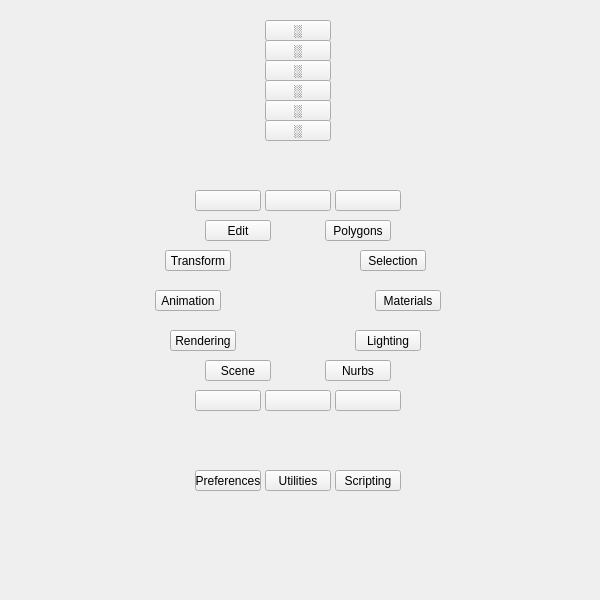
Qt form ui/main.ui (m3trik/Scripts_portable) before a commit.
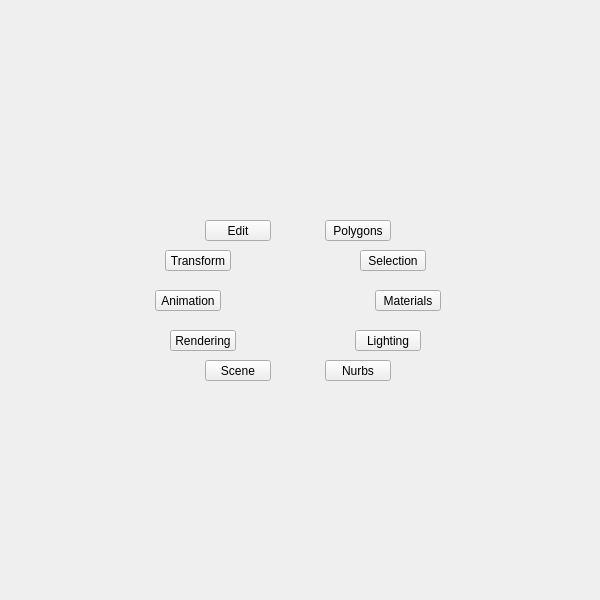
The same form after that commit.

Diff of the .ui file:
```diff
--- a/ui/main.ui
+++ b/ui/main.ui
@@ -59,475 +59,29 @@
      <verstretch>0</verstretch>
     </sizepolicy>
    </property>
+   <widget class="QWidget" name="r002" native="true">
+    <property name="geometry">
+     <rect>
+      <x>155</x>
+      <y>0</y>
+      <width>286</width>
+      <height>211</height>
+     </rect>
+    </property>
+   </widget>
    <widget class="QWidget" name="r001" native="true">
     <property name="geometry">
      <rect>
-      <x>195</x>
+      <x>155</x>
       <y>390</y>
-      <width>206</width>
-      <height>81</height>
+      <width>286</width>
+      <height>211</height>
      </rect>
     </property>
-    <widget class="QPushButton" name="v019">
-     <property name="geometry">
-      <rect>
-       <x>0</x>
-       <y>0</y>
-       <width>66</width>
-       <height>21</height>
-      </rect>
-     </property>
-     <property name="minimumSize">
-      <size>
-       <width>0</width>
-       <height>21</height>
-      </size>
-     </property>
-     <property name="maximumSize">
-      <size>
-       <width>16777215</width>
-       <height>21</height>
-      </size>
-     </property>
-     <property name="toolTip">
-      <string/>
-     </property>
-     <property name="text">
-      <string/>
-     </property>
-    </widget>
-    <widget class="QPushButton" name="v009">
-     <property name="geometry">
-      <rect>
-       <x>140</x>
-       <y>0</y>
-       <width>66</width>
-       <height>21</height>
-      </rect>
-     </property>
-     <property name="minimumSize">
-      <size>
-       <width>0</width>
-       <height>21</height>
-      </size>
-     </property>
-     <property name="maximumSize">
-      <size>
-       <width>16777215</width>
-       <height>21</height>
-      </size>
-     </property>
-     <property name="toolTip">
-      <string/>
-     </property>
-     <property name="text">
-      <string/>
-     </property>
-    </widget>
-    <widget class="QPushButton" name="v005">
-     <property name="geometry">
-      <rect>
-       <x>70</x>
-       <y>0</y>
-       <width>66</width>
-       <height>21</height>
-      </rect>
-     </property>
-     <property name="minimumSize">
-      <size>
-       <width>0</width>
-       <height>21</height>
-      </size>
-     </property>
-     <property name="maximumSize">
-      <size>
-       <width>16777215</width>
-       <height>21</height>
-      </size>
-     </property>
-     <property name="toolTip">
-      <string/>
-     </property>
-     <property name="text">
-      <string/>
-     </property>
-    </widget>
-   </widget>
-   <widget class="QWidget" name="r003" native="true">
-    <property name="geometry">
-     <rect>
-      <x>195</x>
-      <y>0</y>
-      <width>206</width>
-      <height>141</height>
-     </rect>
-    </property>
-    <widget class="QPushButton" name="v024">
-     <property name="geometry">
-      <rect>
-       <x>70</x>
-       <y>120</y>
-       <width>66</width>
-       <height>21</height>
-      </rect>
-     </property>
-     <property name="minimumSize">
-      <size>
-       <width>0</width>
-       <height>21</height>
-      </size>
-     </property>
-     <property name="maximumSize">
-      <size>
-       <width>16777215</width>
-       <height>21</height>
-      </size>
-     </property>
-     <property name="toolTip">
-      <string/>
-     </property>
-     <property name="text">
-      <string>░</string>
-     </property>
-    </widget>
-    <widget class="QPushButton" name="v026">
-     <property name="geometry">
-      <rect>
-       <x>70</x>
-       <y>80</y>
-       <width>66</width>
-       <height>21</height>
-      </rect>
-     </property>
-     <property name="minimumSize">
-      <size>
-       <width>0</width>
-       <height>21</height>
-      </size>
-     </property>
-     <property name="maximumSize">
-      <size>
-       <width>16777215</width>
-       <height>21</height>
-      </size>
-     </property>
-     <property name="toolTip">
-      <string>Recent Command</string>
-     </property>
-     <property name="text">
-      <string>░</string>
-     </property>
-    </widget>
-    <widget class="QPushButton" name="v029">
-     <property name="geometry">
-      <rect>
-       <x>70</x>
-       <y>20</y>
-       <width>66</width>
-       <height>21</height>
-      </rect>
-     </property>
-     <property name="minimumSize">
-      <size>
-       <width>0</width>
-       <height>21</height>
-      </size>
-     </property>
-     <property name="maximumSize">
-      <size>
-       <width>16777215</width>
-       <height>21</height>
-      </size>
-     </property>
-     <property name="toolTip">
-      <string>Recent Command</string>
-     </property>
-     <property name="text">
-      <string>░</string>
-     </property>
-    </widget>
-    <widget class="QPushButton" name="v028">
-     <property name="geometry">
-      <rect>
-       <x>70</x>
-       <y>40</y>
-       <width>66</width>
-       <height>21</height>
-      </rect>
-     </property>
-     <property name="minimumSize">
-      <size>
-       <width>0</width>
-       <height>21</height>
-      </size>
-     </property>
-     <property name="maximumSize">
-      <size>
-       <width>16777215</width>
-       <height>21</height>
-      </size>
-     </property>
-     <property name="toolTip">
-      <string>Recent Command</string>
-     </property>
-     <property name="text">
-      <string>░</string>
-     </property>
-    </widget>
-    <widget class="QPushButton" name="v025">
-     <property name="geometry">
-      <rect>
-       <x>70</x>
-       <y>100</y>
-       <width>66</width>
-       <height>21</height>
-      </rect>
-     </property>
-     <property name="minimumSize">
-      <size>
-       <width>0</width>
-       <height>21</height>
-      </size>
-     </property>
-     <property name="maximumSize">
-      <size>
-       <width>16777215</width>
-       <height>21</height>
-      </size>
-     </property>
-     <property name="toolTip">
-      <string>Recent Command</string>
-     </property>
-     <property name="text">
-      <string>░</string>
-     </property>
-    </widget>
-    <widget class="QPushButton" name="v027">
-     <property name="geometry">
-      <rect>
-       <x>70</x>
-       <y>60</y>
-       <width>66</width>
-       <height>21</height>
-      </rect>
-     </property>
-     <property name="minimumSize">
-      <size>
-       <width>0</width>
-       <height>21</height>
-      </size>
-     </property>
-     <property name="maximumSize">
-      <size>
-       <width>16777215</width>
-       <height>21</height>
-      </size>
-     </property>
-     <property name="toolTip">
-      <string>Recent Command</string>
-     </property>
-     <property name="text">
-      <string>░</string>
-     </property>
-    </widget>
    </widget>
    <widget class="QWidget" name="r000" native="true">
     <property name="geometry">
      <rect>
-      <x>195</x>
-      <y>150</y>
-      <width>206</width>
-      <height>61</height>
-     </rect>
-    </property>
-    <widget class="QPushButton" name="v009_2">
-     <property name="geometry">
-      <rect>
-       <x>140</x>
-       <y>40</y>
-       <width>66</width>
-       <height>21</height>
-      </rect>
-     </property>
-     <property name="minimumSize">
-      <size>
-       <width>0</width>
-       <height>21</height>
-      </size>
-     </property>
-     <property name="maximumSize">
-      <size>
-       <width>16777215</width>
-       <height>21</height>
-      </size>
-     </property>
-     <property name="toolTip">
-      <string/>
-     </property>
-     <property name="text">
-      <string/>
-     </property>
-    </widget>
-    <widget class="QPushButton" name="v019_2">
-     <property name="geometry">
-      <rect>
-       <x>0</x>
-       <y>40</y>
-       <width>66</width>
-       <height>21</height>
-      </rect>
-     </property>
-     <property name="minimumSize">
-      <size>
-       <width>0</width>
-       <height>21</height>
-      </size>
-     </property>
-     <property name="maximumSize">
-      <size>
-       <width>16777215</width>
-       <height>21</height>
-      </size>
-     </property>
-     <property name="toolTip">
-      <string/>
-     </property>
-     <property name="text">
-      <string/>
-     </property>
-    </widget>
-    <widget class="QPushButton" name="v005_2">
-     <property name="geometry">
-      <rect>
-       <x>70</x>
-       <y>40</y>
-       <width>66</width>
-       <height>21</height>
-      </rect>
-     </property>
-     <property name="minimumSize">
-      <size>
-       <width>0</width>
-       <height>21</height>
-      </size>
-     </property>
-     <property name="maximumSize">
-      <size>
-       <width>16777215</width>
-       <height>21</height>
-      </size>
-     </property>
-     <property name="toolTip">
-      <string/>
-     </property>
-     <property name="text">
-      <string/>
-     </property>
-    </widget>
-   </widget>
-   <widget class="QWidget" name="r002" native="true">
-    <property name="geometry">
-     <rect>
-      <x>195</x>
-      <y>470</y>
-      <width>206</width>
-      <height>131</height>
-     </rect>
-    </property>
-    <widget class="QPushButton" name="i022">
-     <property name="geometry">
-      <rect>
-       <x>0</x>
-       <y>0</y>
-       <width>66</width>
-       <height>21</height>
-      </rect>
-     </property>
-     <property name="minimumSize">
-      <size>
-       <width>0</width>
-       <height>21</height>
-      </size>
-     </property>
-     <property name="maximumSize">
-      <size>
-       <width>66</width>
-       <height>21</height>
-      </size>
-     </property>
-     <property name="toolTip">
-      <string>Preferences</string>
-     </property>
-     <property name="whatsThis">
-      <string>preferences</string>
-     </property>
-     <property name="text">
-      <string>Preferences</string>
-     </property>
-    </widget>
-    <widget class="QPushButton" name="i020">
-     <property name="geometry">
-      <rect>
-       <x>70</x>
-       <y>0</y>
-       <width>66</width>
-       <height>21</height>
-      </rect>
-     </property>
-     <property name="minimumSize">
-      <size>
-       <width>0</width>
-       <height>21</height>
-      </size>
-     </property>
-     <property name="maximumSize">
-      <size>
-       <width>16777215</width>
-       <height>21</height>
-      </size>
-     </property>
-     <property name="cursor">
-      <cursorShape>IBeamCursor</cursorShape>
-     </property>
-     <property name="whatsThis">
-      <string>utilities</string>
-     </property>
-     <property name="text">
-      <string>Utilities</string>
-     </property>
-    </widget>
-    <widget class="QPushButton" name="i023">
-     <property name="geometry">
-      <rect>
-       <x>140</x>
-       <y>0</y>
-       <width>66</width>
-       <height>21</height>
-      </rect>
-     </property>
-     <property name="minimumSize">
-      <size>
-       <width>0</width>
-       <height>21</height>
-      </size>
-     </property>
-     <property name="maximumSize">
-      <size>
-       <width>16777215</width>
-       <height>21</height>
-      </size>
-     </property>
-     <property name="whatsThis">
-      <string>scripting</string>
-     </property>
-     <property name="text">
-      <string>Scripting</string>
-     </property>
-    </widget>
-   </widget>
-   <widget class="QWidget" name="widget" native="true">
-    <property name="geometry">
-     <rect>
       <x>155</x>
       <y>220</y>
       <width>286</width>
```
Left out of the diff: 4 changed lines with no effect on the pictures.
